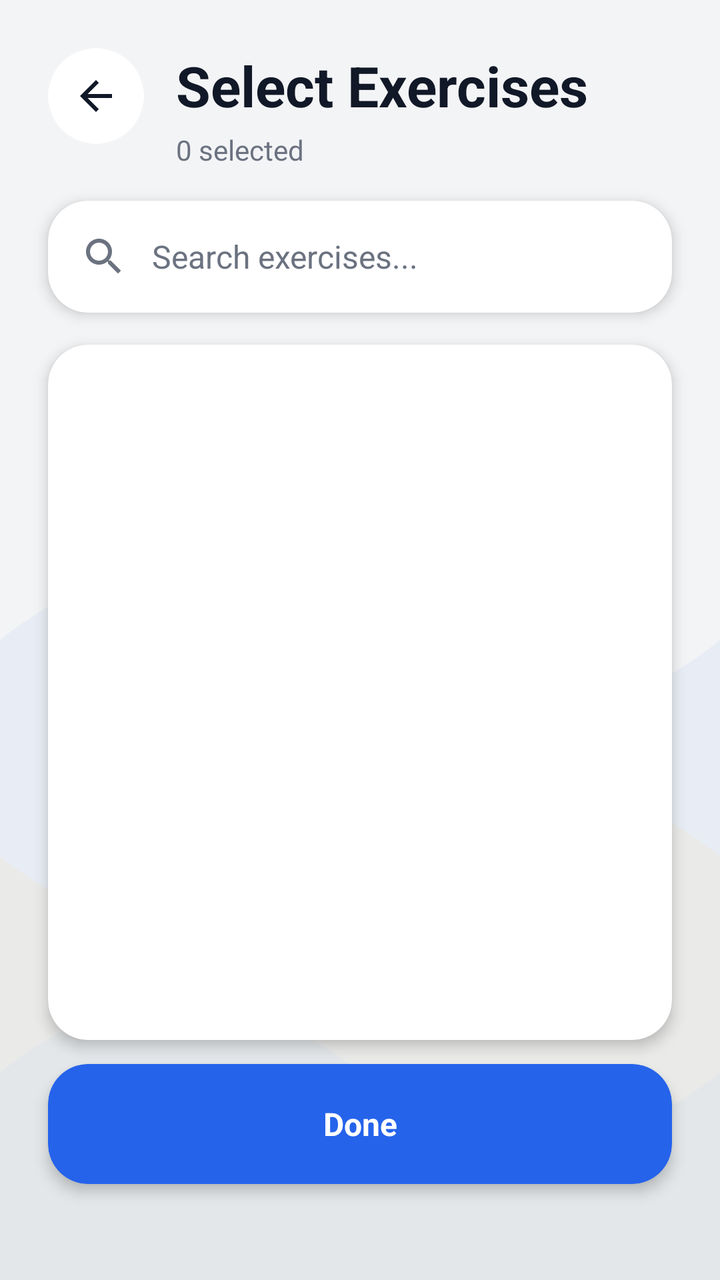
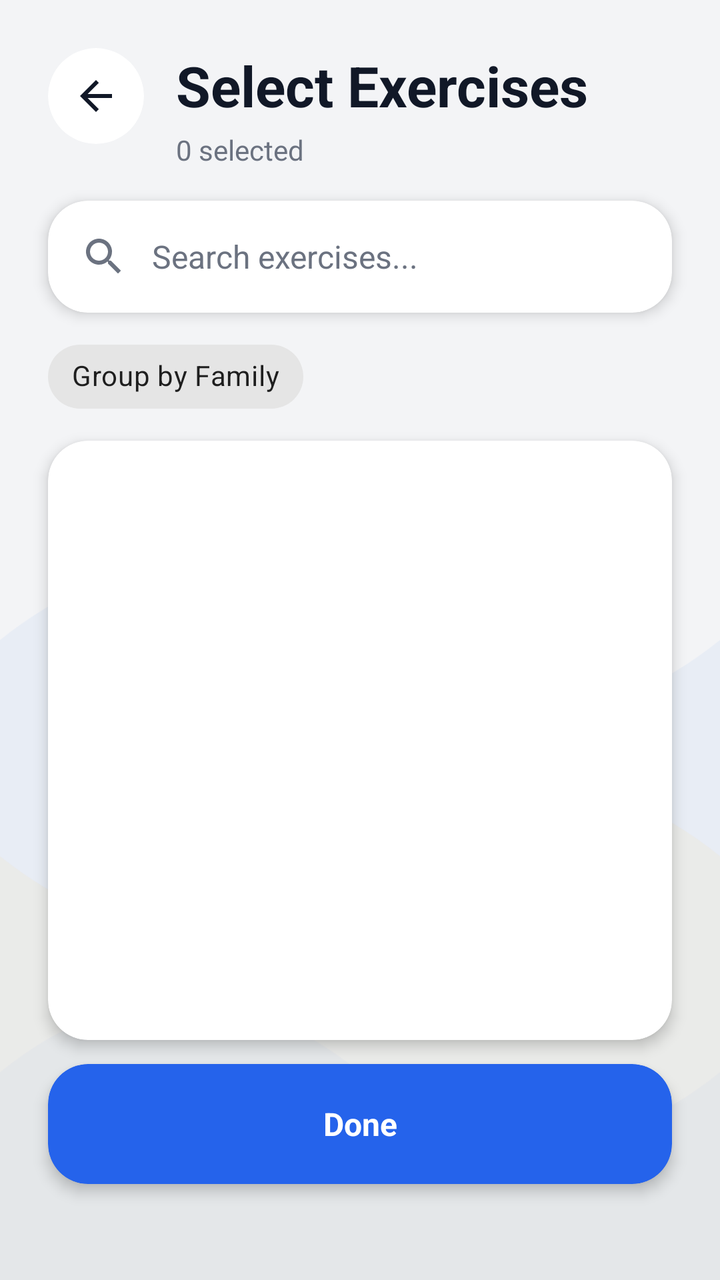

Compare the two renders of this Android layout. The source of the first and the diff that turns it into the second are given below.
<!-- AndroidManifest.xml: application theme Theme.Fitness -->
<!-- res/layout/activity_select_exercises_for_plan.xml -->
<?xml version="1.0" encoding="utf-8"?>
<androidx.constraintlayout.widget.ConstraintLayout xmlns:android="http://schemas.android.com/apk/res/android"
    xmlns:app="http://schemas.android.com/apk/res-auto"
    xmlns:tools="http://schemas.android.com/tools"
    android:layout_width="match_parent"
    android:layout_height="match_parent"
    android:background="@color/fitness_background"
    android:fitsSystemWindows="true"
    tools:context=".activities.SelectExercisesForPlanActivity">

    
    <ImageView
        android:id="@+id/image_bg_animation"
        android:layout_width="match_parent"
        android:layout_height="match_parent"
        android:scaleType="centerCrop"
        android:alpha="1.0"
        app:layout_constraintBottom_toBottomOf="parent"
        app:layout_constraintEnd_toEndOf="parent"
        app:layout_constraintStart_toStartOf="parent"
        app:layout_constraintTop_toTopOf="parent"
        app:srcCompat="@drawable/avd_background_flow" />

    <androidx.constraintlayout.widget.ConstraintLayout
        android:layout_width="match_parent"
        android:layout_height="match_parent"
        android:clipChildren="false"
        android:clipToPadding="false"
        android:padding="24dp">

        
        <androidx.cardview.widget.CardView
            android:id="@+id/button_back"
            android:layout_width="48dp"
            android:layout_height="48dp"
            android:clickable="true"
            android:focusable="true"
            android:foreground="?attr/selectableItemBackground"
            app:cardBackgroundColor="@color/fitness_card_background"
            app:cardCornerRadius="24dp"
            app:cardElevation="0dp"
            app:layout_constraintStart_toStartOf="parent"
            app:layout_constraintTop_toTopOf="parent">

            <ImageButton
                android:layout_width="match_parent"
                android:layout_height="match_parent"
                android:background="@android:color/transparent"
                android:contentDescription="@string/progress_back_content_description"
                android:padding="12dp"
                android:src="@drawable/ic_arrow_back_24"
                android:clickable="false"
                android:focusable="false"
                app:tint="@color/fitness_text_primary" />
        </androidx.cardview.widget.CardView>

        <LinearLayout
            android:id="@+id/header_container"
            android:layout_width="0dp"
            android:layout_height="wrap_content"
            android:layout_marginStart="16dp"
            android:orientation="vertical"
            app:layout_constraintEnd_toEndOf="parent"
            app:layout_constraintStart_toEndOf="@id/button_back"
            app:layout_constraintTop_toTopOf="@id/button_back">

            <TextView
                android:id="@+id/text_title"
                android:layout_width="wrap_content"
                android:layout_height="wrap_content"
                android:text="Select Exercises"
                android:textColor="@color/fitness_text_primary"
                android:textSize="28sp"
                android:textStyle="bold" />

            <TextView
                android:id="@+id/text_selected_count"
                android:layout_width="wrap_content"
                android:layout_height="wrap_content"
                android:layout_marginTop="4dp"
                android:text="0 selected"
                android:textColor="@color/fitness_text_secondary"
                android:textSize="14sp" />
        </LinearLayout>

        
        <androidx.cardview.widget.CardView
            android:id="@+id/card_search"
            android:layout_width="match_parent"
            android:layout_height="wrap_content"
            android:layout_marginTop="16dp"
            app:cardBackgroundColor="@color/fitness_card_background"
            app:cardCornerRadius="20dp"
            app:cardElevation="4dp"
            app:layout_constraintEnd_toEndOf="parent"
            app:layout_constraintStart_toStartOf="parent"
            app:layout_constraintTop_toBottomOf="@id/header_container">

            <LinearLayout
                android:layout_width="match_parent"
                android:layout_height="wrap_content"
                android:orientation="horizontal"
                android:gravity="center_vertical"
                android:padding="16dp">

                <ImageView
                    android:layout_width="24dp"
                    android:layout_height="24dp"
                    android:src="@drawable/ic_search_24"
                    app:tint="@color/fitness_text_secondary"
                    android:layout_marginEnd="12dp" />

                <EditText
                    android:id="@+id/edit_text_search"
                    android:layout_width="0dp"
                    android:layout_height="wrap_content"
                    android:layout_weight="1"
                    android:hint="Search exercises..."
                    android:textColor="@color/fitness_text_primary"
                    android:textColorHint="@color/fitness_text_secondary"
                    android:textSize="16sp"
                    android:background="@android:color/transparent"
                    android:inputType="text"
                    android:imeOptions="actionSearch"
                    android:maxLines="1" />
            </LinearLayout>
        </androidx.cardview.widget.CardView>

        
        <androidx.cardview.widget.CardView
            android:id="@+id/card_exercises_list"
            android:layout_width="match_parent"
            android:layout_height="0dp"
            android:layout_marginTop="16dp"
            android:layout_marginBottom="12dp"
            app:cardBackgroundColor="@color/fitness_card_background"
            app:cardCornerRadius="20dp"
            app:cardElevation="4dp"
            app:layout_constraintBottom_toTopOf="@id/button_done"
            app:layout_constraintEnd_toEndOf="parent"
            app:layout_constraintStart_toStartOf="parent"
            app:layout_constraintTop_toBottomOf="@id/card_search">

            <androidx.recyclerview.widget.RecyclerView
                android:id="@+id/recycler_view_exercises"
                android:layout_width="match_parent"
                android:layout_height="match_parent"
                android:padding="12dp"
                android:clipToPadding="false"
                android:clipChildren="false" />
        </androidx.cardview.widget.CardView>

        
        <androidx.cardview.widget.CardView
            android:id="@+id/button_done"
            android:layout_width="match_parent"
            android:layout_height="60dp"
            android:layout_marginBottom="24dp"
            android:clickable="true"
            android:focusable="true"
            android:foreground="?attr/selectableItemBackground"
            app:cardBackgroundColor="@color/fitness_primary"
            app:cardCornerRadius="20dp"
            app:cardElevation="4dp"
            app:layout_constraintBottom_toBottomOf="parent"
            app:layout_constraintEnd_toEndOf="parent"
            app:layout_constraintStart_toStartOf="parent">

            <TextView
                android:layout_width="match_parent"
                android:layout_height="match_parent"
                android:gravity="center"
                android:text="Done"
                android:textColor="@color/white"
                android:textSize="16sp"
                android:textStyle="bold" />
        </androidx.cardview.widget.CardView>

    </androidx.constraintlayout.widget.ConstraintLayout>
</androidx.constraintlayout.widget.ConstraintLayout>
<!-- resources referenced by this layout -->
<resources>
  <color name="fitness_background">#F3F4F6</color>
  <color name="fitness_card_background">#FFFFFF</color>
  <color name="fitness_primary">#2563EB</color>
  <color name="fitness_text_primary">#111827</color>
  <color name="fitness_text_secondary">#6B7280</color>
  <color name="white">#FFFFFFFF</color>
  <!-- drawable ic_arrow_back_24 (drawable) -->
  <vector xmlns:android="http://schemas.android.com/apk/res/android"
      android:width="24dp"
      android:height="24dp"
      android:viewportWidth="24.0"
      android:viewportHeight="24.0"
      android:tint="?attr/colorControlNormal">
    <path
        android:fillColor="@android:color/white"
        android:pathData="M20,11H7.83l5.59,-5.59L12,4l-8,8 8,8 1.41,-1.41L7.83,13H20v-2z"/>
  </vector>
  <!-- drawable ic_search_24 (drawable) -->
  <vector xmlns:android="http://schemas.android.com/apk/res/android"
      android:width="24dp"
      android:height="24dp"
      android:viewportWidth="24.0"
      android:viewportHeight="24.0"
      android:tint="?attr/colorControlNormal">
    <path
        android:fillColor="@android:color/white"
        android:pathData="M15.5,14h-0.79l-0.28,-0.27C15.41,12.59 16,11.11 16,9.5 16,5.91 13.09,3 9.5,3S3,5.91 3,9.5 5.91,16 9.5,16c1.61,0 3.09,-0.59 4.23,-1.57l0.27,0.28v0.79l5,4.99L20.49,19l-4.99,-5zM9.5,14C7.01,14 5,11.99 5,9.5S7.01,5 9.5,5 14,7.01 14,9.5 11.99,14 9.5,14z"/>
  </vector>
  <string name="progress_back_content_description">Navigate back</string>
  <color name="fitness_primary_dark">#1E40AF</color>
  <color name="fitness_accent">#F59E0B</color>
  <style name="ThemeOverlay.Fitness.MaterialAlertDialog" parent="ThemeOverlay.MaterialComponents.MaterialAlertDialog">
          
          <item name="android:windowBackground">@android:color/transparent</item>
          
          
          <item name="android:background">@drawable/bg_dialog_rounded</item>
          
          
          <item name="colorSurface">@color/fitness_card_background</item>
          
          
          <item name="colorPrimary">@color/fitness_primary</item>
          <item name="colorOnPrimary">@color/white</item>
          
          
          <item name="colorOnSurface">@color/fitness_text_primary</item>
          <item name="android:textColorPrimary">@color/fitness_text_primary</item>
          <item name="android:textColorSecondary">@color/fitness_text_secondary</item>
          
          
          <item name="materialAlertDialogTitleTextStyle">@style/MaterialAlertDialog.Fitness.Title</item>
          <item name="materialAlertDialogBodyTextStyle">@style/MaterialAlertDialog.Fitness.Body</item>
          <item name="buttonBarButtonStyle">@style/MaterialAlertDialog.Fitness.Button</item>
      </style>
  <!-- drawable bg_dialog_rounded (drawable) -->
  <?xml version="1.0" encoding="utf-8"?>
  <shape xmlns:android="http://schemas.android.com/apk/res/android"
      android:shape="rectangle">
      <solid android:color="@color/fitness_card_background" />
      <corners android:radius="24dp" />
  </shape>
  <style name="MaterialAlertDialog.Fitness.Title" parent="MaterialAlertDialog.MaterialComponents.Title.Text">
          <item name="android:textColor">@color/fitness_text_primary</item>
          <item name="android:textSize">20sp</item>
          <item name="android:textStyle">bold</item>
      </style>
  <style name="MaterialAlertDialog.Fitness.Body" parent="MaterialAlertDialog.MaterialComponents.Body.Text">
          <item name="android:textColor">@color/fitness_text_primary</item>
          <item name="android:textSize">15sp</item>
      </style>
  <style name="MaterialAlertDialog.Fitness.Button" parent="Widget.MaterialComponents.Button.TextButton.Dialog">
          <item name="android:textColor">@color/fitness_primary</item>
          <item name="android:textSize">15sp</item>
          <item name="android:textStyle">bold</item>
      </style>
  <!-- unchanged entries left out for length: 2 -->
</resources>

<!-- the commit's change to res/layout/activity_select_exercises_for_plan.xml (unified diff, before → after) -->
@@ -127,11 +127,22 @@
         </androidx.cardview.widget.CardView>
 
         
+        <com.google.android.material.chip.Chip
+            android:id="@+id/chip_group_by_family"
+            style="@style/Widget.MaterialComponents.Chip.Choice"
+            android:layout_width="wrap_content"
+            android:layout_height="wrap_content"
+            android:layout_marginTop="8dp"
+            android:text="Group by Family"
+            app:layout_constraintStart_toStartOf="parent"
+            app:layout_constraintTop_toBottomOf="@id/card_search" />
+
+        
         <androidx.cardview.widget.CardView
             android:id="@+id/card_exercises_list"
             android:layout_width="match_parent"
             android:layout_height="0dp"
-            android:layout_marginTop="16dp"
+            android:layout_marginTop="8dp"
             android:layout_marginBottom="12dp"
             app:cardBackgroundColor="@color/fitness_card_background"
             app:cardCornerRadius="20dp"
@@ -139,7 +150,7 @@
             app:layout_constraintBottom_toTopOf="@id/button_done"
             app:layout_constraintEnd_toEndOf="parent"
             app:layout_constraintStart_toStartOf="parent"
-            app:layout_constraintTop_toBottomOf="@id/card_search">
+            app:layout_constraintTop_toBottomOf="@id/chip_group_by_family">
 
             <androidx.recyclerview.widget.RecyclerView
                 android:id="@+id/recycler_view_exercises"
